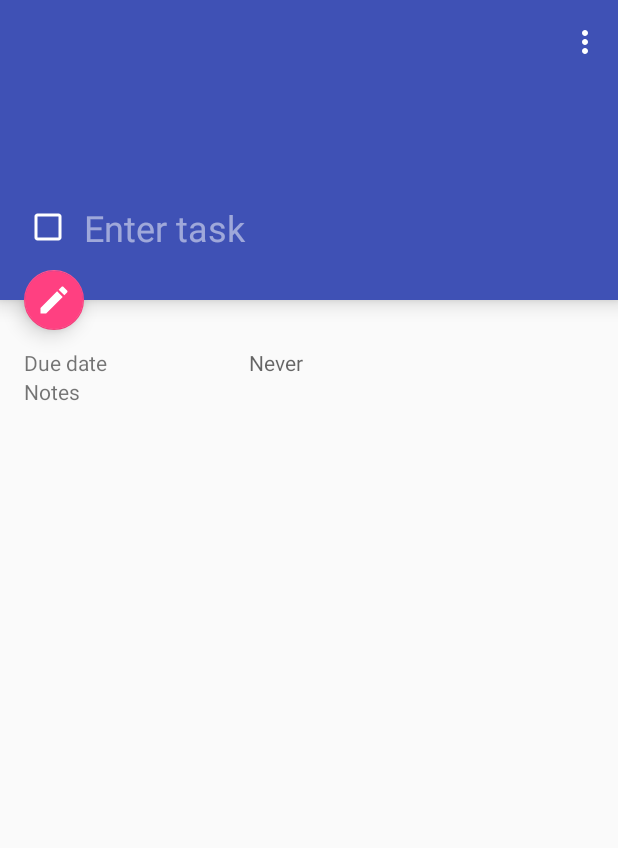
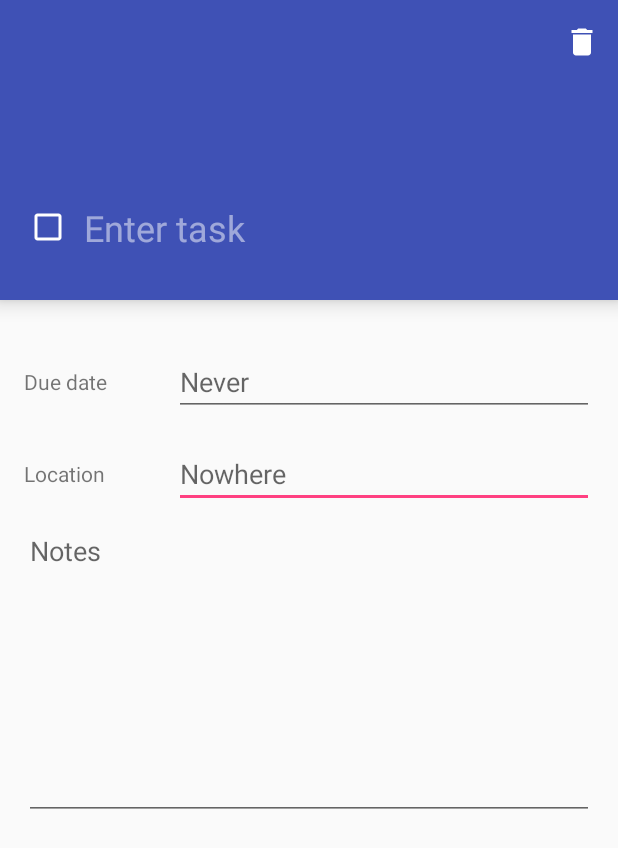
Before and after one commit to majormajors/todo-mvi, an Android app: the TaskDetailActivity screen opened directly, with no data from a screen before it, on a phone screen of 412 x 824 dp. Shown: the top 848 px of the screen. Run offline under Robolectric (Android 15) with nearby library versions, the phone set to English and light mode, and no system bars; our stand-ins replace Dagger/Hilt's generated code, Room's generated code, RxJava; libraries missing offline, so code that uses them is left out: com.jakewharton.rxbinding2; 10 statements that could not run were skipped.

Commit message:
All task editing functionality + deletion

```diff
--- a/app/src/main/AndroidManifest.xml
+++ b/app/src/main/AndroidManifest.xml
@@ -27,7 +27,7 @@
         <activity android:name=".tasklist.TaskListDetailActivity"
             android:theme="@style/AppTheme.NoActionBar"/>
 
-        <activity android:name=".taskedit.TaskDetailActivity"
+        <activity android:name=".taskdetail.TaskDetailActivity"
             android:theme="@style/AppTheme.NoActionBar"/>
     </application>
 
--- a/app/src/main/java/com/mattmayers/todo/application/TodoApplication.kt
+++ b/app/src/main/java/com/mattmayers/todo/application/TodoApplication.kt
@@ -14,7 +14,7 @@ import com.mattmayers.todo.db.repository.TaskListRepository
 import com.mattmayers.todo.db.repository.TaskRepository
 import com.mattmayers.todo.framework.Repository
 import com.mattmayers.todo.framework.SchedulerProvider
-import com.mattmayers.todo.taskedit.TaskDetailActivity
+import com.mattmayers.todo.taskdetail.TaskDetailActivity
 import com.mattmayers.todo.tasklist.TaskListDetailActivity
 import com.mattmayers.todo.tasklistgroup.TaskListGroupDetailActivity
 import dagger.Provides
@@ -33,7 +33,7 @@ class TodoApplication : Application() {
         DaggerTodoApplication_Component.builder().module(Module(this)).build()
     }
 
-    @dagger.Component(modules = arrayOf(Module::class))
+    @dagger.Component(modules = [(Module::class)])
     @Singleton
     interface Component {
         fun inject(activity: MainActivity)
--- a/app/src/main/java/com/mattmayers/todo/db/model/Task.kt
+++ b/app/src/main/java/com/mattmayers/todo/db/model/Task.kt
@@ -17,6 +17,7 @@ data class Task(
         val notes: String?,
         @field:ColumnInfo(name = "due_date")
         val dueDate: Date?,
+        val location: String?,
         val lat: Double?,
         val lng: Double?,
         @field:ColumnInfo(name = "task_list_id")
@@ -28,6 +29,7 @@ data class Task(
             completed = false,
             notes = null,
             dueDate = null,
+            location = null,
             lat = null,
             lng = null
     )
--- a/app/src/main/java/com/mattmayers/todo/taskedit/TaskDetailAction.kt
+++ b/app/src/main/java/com/mattmayers/todo/taskdetail/TaskDetailAction.kt
@@ -1,4 +1,4 @@
-package com.mattmayers.todo.taskedit
+package com.mattmayers.todo.taskdetail
 
 import com.mattmayers.todo.db.model.Task
 
@@ -6,4 +6,6 @@ interface TaskDetailAction
 
 class StartLoadingAction() : TaskDetailAction
 class DataLoadedAction(val task: Task) : TaskDetailAction
+class TaskSaveAction(val task: Task, val shouldClose: Boolean = false) : TaskDetailAction
+class TaskDeleteAction : TaskDetailAction
 class NoOpAction : TaskDetailAction
--- a/app/src/main/java/com/mattmayers/todo/taskedit/TaskDetailViewModel.kt
+++ b/app/src/main/java/com/mattmayers/todo/taskdetail/TaskDetailViewModel.kt
@@ -1,4 +1,4 @@
-package com.mattmayers.todo.taskedit
+package com.mattmayers.todo.taskdetail
 
 import com.mattmayers.todo.db.model.Task
 import com.mattmayers.todo.framework.Repository
@@ -16,15 +16,23 @@ class TaskDetailViewModel @Inject constructor(
         private val taskRepository: Repository<Task>,
         private val schedulerProvider: SchedulerProvider
 ) : ViewModel<TaskDetailIntent, TaskDetailViewState> {
-    private val taskUpdatePublisher: Subject<Task> = PublishSubject.create()
+    private val dataLoadedPublisher: Subject<Task> = PublishSubject.create()
+    private val taskDeletePublisher: Subject<Task> = PublishSubject.create()
+    private val taskSavePublisher: Subject<Pair<Task, Boolean>> = PublishSubject.create()
 
     private val intents: Subject<TaskDetailIntent> = PublishSubject.create()
     private val states: Observable<TaskDetailViewState> by lazy {
         Observable.merge(
-                intents.map { performAction(it) },
-                taskUpdatePublisher
+                intents.map { performAction(it) }
+                        .filter { it !is NoOpAction },
+                dataLoadedPublisher
                         .doOnNext { this@TaskDetailViewModel.task = it }
-                        .map { DataLoadedAction(it) }
+                        .map { DataLoadedAction(it) },
+                taskSavePublisher
+                        .doOnNext { this@TaskDetailViewModel.task = it.first }
+                        .map { TaskSaveAction(it.first, it.second) },
+                taskDeletePublisher
+                        .map { TaskDeleteAction() }
         )
                 .scan(TaskDetailViewState.default, reducer)
     }
@@ -42,14 +50,31 @@ class TaskDetailViewModel @Inject constructor(
             is RefreshDataIntent -> {
                 loadData(intent.taskId)
                         .subscribe(Consumer {
-                            taskUpdatePublisher.onNext(it)
+                            dataLoadedPublisher.onNext(it)
                         })
                 StartLoadingAction()
             }
             is TaskEditIntent -> {
                 updateTask(intent)
+                        .doOnSuccess { this@TaskDetailViewModel.task = task }
+                        .subscribe()
+                NoOpAction()
+            }
+            is SaveTaskIntent -> {
+                taskRepository.updateEntity(task ?: throw IllegalStateException())
+                        .map { it.entity }
+                        .subscribeOn(schedulerProvider.io())
                         .subscribe(Consumer {
-                            taskUpdatePublisher.onNext(it)
+                            taskSavePublisher.onNext(Pair(it, intent.finishActivityAfterSave))
+                        })
+                NoOpAction()
+            }
+            is DeleteTaskIntent -> {
+                taskRepository.deleteEntity(task ?: throw IllegalStateException())
+                        .subscribeOn(schedulerProvider.io())
+                        .map { it.entity }
+                        .subscribe(Consumer {
+                            taskDeletePublisher.onNext(it)
                         })
                 NoOpAction()
             }
@@ -64,15 +89,22 @@ class TaskDetailViewModel @Inject constructor(
     }
 
     private fun updateTask(intent: TaskEditIntent): Single<Task> {
-        val task = when (intent) {
+        this.task = when (intent) {
             is UpdateTaskBodyIntent -> task?.copy(body = intent.body)
             is UpdateTaskCompletedIntent -> task?.copy(completed = intent.completed)
             is UpdateDueDateIntent -> task?.copy(dueDate = intent.dueDate)
+            is UpdateLocationIntent -> {
+                val address = intent.address
+                task?.copy(
+                        location = AddressRenderer(address).renderSingleLine(),
+                        lat = address.latitude,
+                        lng = address.longitude
+                )
+            }
+            is UpdateNotesIntent -> task?.copy(notes = intent.notes)
             else -> throw IllegalArgumentException()
         }
-        return taskRepository.updateEntity(task ?: throw IllegalStateException())
-                .map { it.entity }
-                .subscribeOn(schedulerProvider.io())
+        return Single.just(this.task)
     }
 
     private val reducer = BiFunction<TaskDetailViewState, TaskDetailAction, TaskDetailViewState>
@@ -80,6 +112,8 @@ class TaskDetailViewModel @Inject constructor(
         when (action) {
             is StartLoadingAction -> previousState.copy(isLoading = true)
             is DataLoadedAction -> previousState.copy(isLoading = false, task = action.task)
+            is TaskSaveAction -> previousState.copy(shouldClose = action.shouldClose, isLoading = false, task = action.task)
+            is TaskDeleteAction -> previousState.copy(shouldClose = true)
             else -> previousState
         }
     }
--- a/app/src/main/java/com/mattmayers/todo/taskedit/TaskDetailViewState.kt
+++ b/app/src/main/java/com/mattmayers/todo/taskdetail/TaskDetailViewState.kt
@@ -1,10 +1,11 @@
-package com.mattmayers.todo.taskedit
+package com.mattmayers.todo.taskdetail
 
 import com.mattmayers.todo.db.model.Task
 import com.mattmayers.todo.framework.UIState
 
 data class TaskDetailViewState(
         val isLoading: Boolean = false,
+        val shouldClose: Boolean = false,
         val task: Task? = null
 ) : UIState {
     companion object {
--- a/app/src/main/res/layout/task_detail.xml
+++ b/app/src/main/res/layout/task_detail.xml
@@ -35,7 +35,8 @@
                 <LinearLayout
                     android:layout_width="match_parent"
                     android:layout_height="wrap_content"
-                    android:orientation="horizontal">
+                    android:orientation="horizontal"
+                    android:paddingBottom="8dp">
                     <TextView
                         android:labelFor="@+id/dueDate"
                         android:layout_width="@dimen/task_detail_label_width"
@@ -43,30 +44,48 @@
                         android:text="@string/due_date"
                         android:layout_gravity="start|center_vertical"/>
 
-                    <TextView
+                    <EditText
                         android:id="@+id/dueDate"
                         android:hint="@string/never"
-                        android:layout_width="wrap_content"
+                        android:layout_width="match_parent"
                         android:layout_height="wrap_content"
+                        android:inputType="date"
+                        android:imeOptions="actionDone"
+                        android:focusable="false"
                         android:layout_gravity="start|center_vertical"/>
                 </LinearLayout>
 
                 <LinearLayout
                     android:layout_width="match_parent"
                     android:layout_height="wrap_content"
-                    android:orientation="horizontal">
+                    android:orientation="horizontal"
+                    android:paddingTop="8dp"
+                    android:paddingBottom="8dp">
                     <TextView
-                        android:labelFor="@+id/notes"
+                        android:labelFor="@+id/location"
                         android:layout_width="@dimen/task_detail_label_width"
                         android:layout_height="wrap_content"
-                        android:text="@string/notes"
+                        android:text="@string/location"
                         android:layout_gravity="start|center_vertical"/>
-                    <TextView
-                        android:id="@+id/notes"
-                        android:layout_width="wrap_content"
+                    <AutoCompleteTextView
+                        android:id="@+id/location"
+                        android:hint="@string/nowhere"
+                        android:layout_width="match_parent"
                         android:layout_height="wrap_content"
+                        android:inputType="textPostalAddress"
+                        android:imeOptions="actionDone"
                         android:layout_gravity="start|center_vertical"/>
                 </LinearLayout>
+
+                <EditText
+                    android:id="@+id/notes"
+                    android:layout_width="match_parent"
+                    android:layout_height="200dp"
+                    android:gravity="top"
+                    android:inputType="textMultiLine"
+                    android:hint="@string/notes"
+                    android:paddingTop="8dp"
+                    android:paddingBottom="8dp"/>
 
             </LinearLayout>
 
@@ -149,17 +168,4 @@
 
     </android.support.design.widget.AppBarLayout>
 
-    <android.support.design.widget.FloatingActionButton
-        android:id="@+id/editButton"
-        android:layout_width="wrap_content"
-        android:layout_height="wrap_content"
-        android:layout_margin="@dimen/fab_margin"
-        android:tint="@android:color/white"
-        app:elevation="@dimen/default_elevation"
-        app:layout_anchor="@+id/appBarLayout"
-        app:layout_anchorGravity="bottom|start|left"
-        app:fabSize="mini"
-        android:outlineProvider="background"
-        app:srcCompat="@drawable/ic_edit_black_24dp" />
-
 </android.support.design.widget.CoordinatorLayout>
--- a/app/src/main/res/menu/task_detail_menu.xml
+++ b/app/src/main/res/menu/task_detail_menu.xml
@@ -6,6 +6,6 @@
         android:id="@+id/delete"
         android:icon="@drawable/ic_delete_black_24dp"
         app:iconTint="@android:color/white"
-        app:showAsAction="never"
+        app:showAsAction="ifRoom"
         android:title="@string/delete" />
 </menu>
--- a/app/src/main/res/values/dimens.xml
+++ b/app/src/main/res/values/dimens.xml
@@ -4,5 +4,5 @@
     <dimen name="tall_toolbar_height">200dp</dimen>
     <dimen name="default_elevation">8dp</dimen>
     <dimen name="header_text_size_big">24sp</dimen>
-    <dimen name="task_detail_label_width">150dp</dimen>
+    <dimen name="task_detail_label_width">100dp</dimen>
 </resources>
--- a/app/src/main/res/values/strings.xml
+++ b/app/src/main/res/values/strings.xml
@@ -12,4 +12,6 @@
     <string name="notes">Notes</string>
     <string name="never">Never</string>
     <string name="due_date">Due date</string>
+    <string name="location">Location</string>
+    <string name="nowhere">Nowhere</string>
 </resources>
--- a/build.gradle
+++ b/build.gradle
@@ -1,7 +1,7 @@
 // Top-level build file where you can add configuration options common to all sub-projects/modules.
 
 buildscript {
-    ext.kotlin_version = '1.1.51'
+    ext.kotlin_version = '1.2.0'
     repositories {
         google()
         jcenter()
```
Also changed, not shown: app/src/main/java/com/mattmayers/todo/taskdetail/AddressRenderer.kt (added, +10 -0 lines), app/src/main/java/com/mattmayers/todo/taskdetail/TaskDetailActivity.kt (renamed from app/src/main/java/com/mattmayers/todo/taskedit/TaskDetailActivity.kt, +88 -8 lines), app/src/main/java/com/mattmayers/todo/taskdetail/TaskDetailIntent.kt (added, +17 -0 lines), app/src/main/java/com/mattmayers/todo/taskedit/TaskDetailIntent.kt (deleted, +0 -12 lines).
